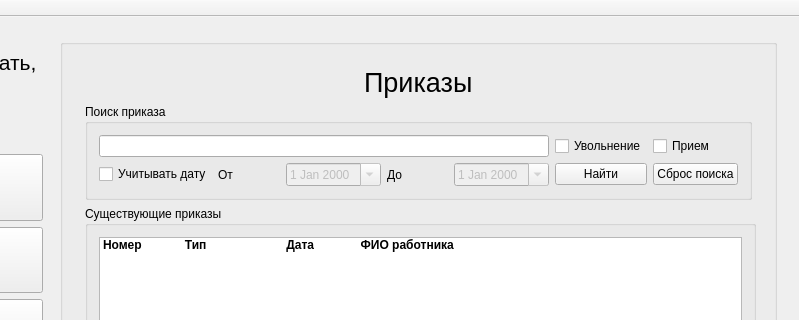
Old version of the form salary/salary.ui in the repository a-mihaylov/salary; both pictures show x 185 to 984 and y 0 to 320 of the 984 by 567 pixel window.
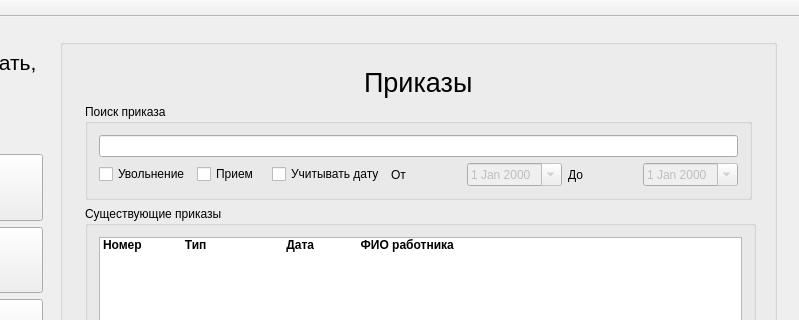
New version of the form. The open tabs and pages were chosen to show the change.

Commit message: Изменено окно приказов под реализацию динамического поиска. Реализован поиск по списку приказов

```diff
--- a/salary/salary.ui
+++ b/salary/salary.ui
@@ -690,79 +690,65 @@
                   <string>Поиск приказа</string>
                  </property>
                  <layout class="QGridLayout" name="gridLayout">
-                  <item row="1" column="2">
-                   <widget class="QDateEdit" name="prikaz_search_date_start">
-                    <property name="enabled">
-                     <bool>false</bool>
-                    </property>
-                    <property name="calendarPopup">
-                     <bool>true</bool>
-                    </property>
-                   </widget>
-                  </item>
-                  <item row="1" column="3">
-                   <widget class="QLabel" name="label_10">
-                    <property name="text">
-                     <string>До</string>
-                    </property>
-                   </widget>
-                  </item>
-                  <item row="1" column="6">
-                   <widget class="QPushButton" name="prikaz_search_reset">
-                    <property name="text">
-                     <string>Сброс поиска</string>
-                    </property>
-                   </widget>
-                  </item>
-                  <item row="0" column="5">
+                  <item row="1" column="0">
                    <widget class="QCheckBox" name="prikaz_search_dismissial">
                     <property name="text">
                      <string>Увольнение</string>
                     </property>
                    </widget>
                   </item>
-                  <item row="1" column="4">
-                   <widget class="QDateEdit" name="prikaz_search_date_end">
-                    <property name="enabled">
-                     <bool>false</bool>
-                    </property>
-                    <property name="calendarPopup">
-                     <bool>true</bool>
-                    </property>
-                   </widget>
-                  </item>
-                  <item row="1" column="5">
-                   <widget class="QPushButton" name="prikaz_search">
-                    <property name="text">
-                     <string>Найти</string>
-                    </property>
-                   </widget>
-                  </item>
-                  <item row="0" column="6">
+                  <item row="1" column="1">
                    <widget class="QCheckBox" name="prikaz_search_recruitment">
                     <property name="text">
                      <string>Прием</string>
                     </property>
                    </widget>
                   </item>
-                  <item row="1" column="1">
-                   <widget class="QLabel" name="label_9">
-                    <property name="enabled">
-                     <bool>true</bool>
-                    </property>
-                    <property name="text">
-                     <string>От</string>
-                    </property>
-                   </widget>
-                  </item>
-                  <item row="1" column="0">
+                  <item row="1" column="2">
                    <widget class="QCheckBox" name="prikaz_search_date_search">
                     <property name="text">
                      <string>Учитывать дату</string>
                     </property>
                    </widget>
                   </item>
-                  <item row="0" column="0" colspan="5">
+                  <item row="1" column="3">
+                   <widget class="QLabel" name="label_9">
+                    <property name="enabled">
+                     <bool>true</bool>
+                    </property>
+                    <property name="text">
+                     <string>От</string>
+                    </property>
+                   </widget>
+                  </item>
+                  <item row="1" column="4">
+                   <widget class="QDateEdit" name="prikaz_search_date_start">
+                    <property name="enabled">
+                     <bool>false</bool>
+                    </property>
+                    <property name="calendarPopup">
+                     <bool>true</bool>
+                    </property>
+                   </widget>
+                  </item>
+                  <item row="1" column="5">
+                   <widget class="QLabel" name="label_10">
+                    <property name="text">
+                     <string>До</string>
+                    </property>
+                   </widget>
+                  </item>
+                  <item row="1" column="6">
+                   <widget class="QDateEdit" name="prikaz_search_date_end">
+                    <property name="enabled">
+                     <bool>false</bool>
+                    </property>
+                    <property name="calendarPopup">
+                     <bool>true</bool>
+                    </property>
+                   </widget>
+                  </item>
+                  <item row="0" column="0" colspan="7">
                    <widget class="QLineEdit" name="prikaz_search_FIO"/>
                   </item>
                  </layout>
```
Left out of the diff: 6 changed lines with no effect on the pictures. The commit also changes 2 other files.
